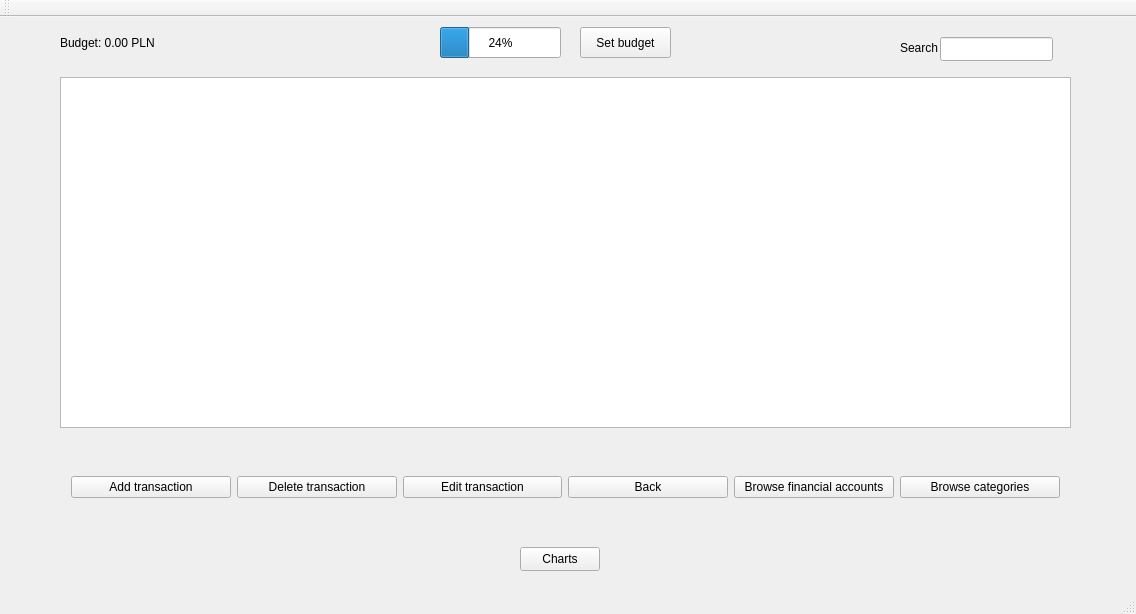
The window that BudgetManagementQtVS/BudgetManagementQtVS/TransactionWindowView.ui (Greexoff/Budget-Management-App) describes before a commit, drawn with Qt 5.
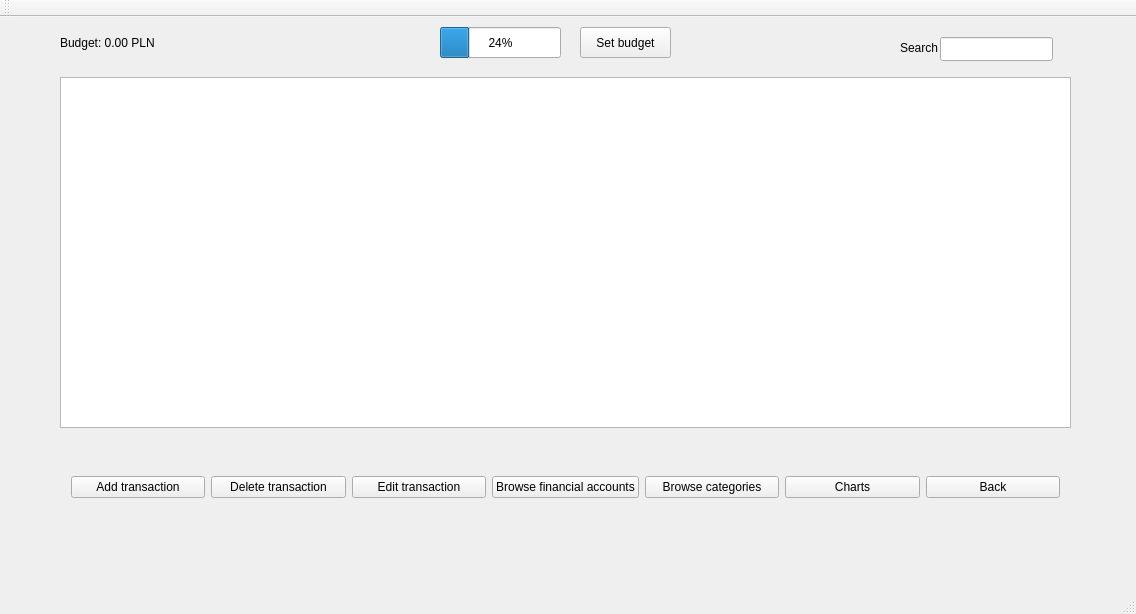
The same window after the commit.

What changed in the file:
```diff
--- a/BudgetManagementQtVS/BudgetManagementQtVS/TransactionWindowView.ui
+++ b/BudgetManagementQtVS/BudgetManagementQtVS/TransactionWindowView.ui
@@ -55,13 +55,6 @@
        </property>
       </widget>
      </item>
-     <item>
-      <widget class="QPushButton" name="changeProfileButton">
-       <property name="text">
-        <string>Back</string>
-       </property>
-      </widget>
-     </item>
      <item>
       <widget class="QPushButton" name="browseFinancialAccountsButton">
        <property name="text">
@@ -76,6 +69,20 @@
        </property>
       </widget>
      </item>
+     <item>
+      <widget class="QPushButton" name="buttonCharts">
+       <property name="text">
+        <string>Charts</string>
+       </property>
+      </widget>
+     </item>
+     <item>
+      <widget class="QPushButton" name="changeProfileButton">
+       <property name="text">
+        <string>Back</string>
+       </property>
+      </widget>
+     </item>
     </layout>
    </widget>
    <widget class="QProgressBar" name="budgetProgressBar">
@@ -143,19 +150,6 @@
      <string>Search</string>
     </property>
    </widget>
-   <widget class="QPushButton" name="buttonCharts">
-    <property name="geometry">
-     <rect>
-      <x>520</x>
-      <y>530</y>
-      <width>80</width>
-      <height>24</height>
-     </rect>
-    </property>
-    <property name="text">
-     <string>Charts</string>
-    </property>
-   </widget>
   </widget>
   <widget class="QMenuBar" name="menuBar">
    <property name="geometry">
```
